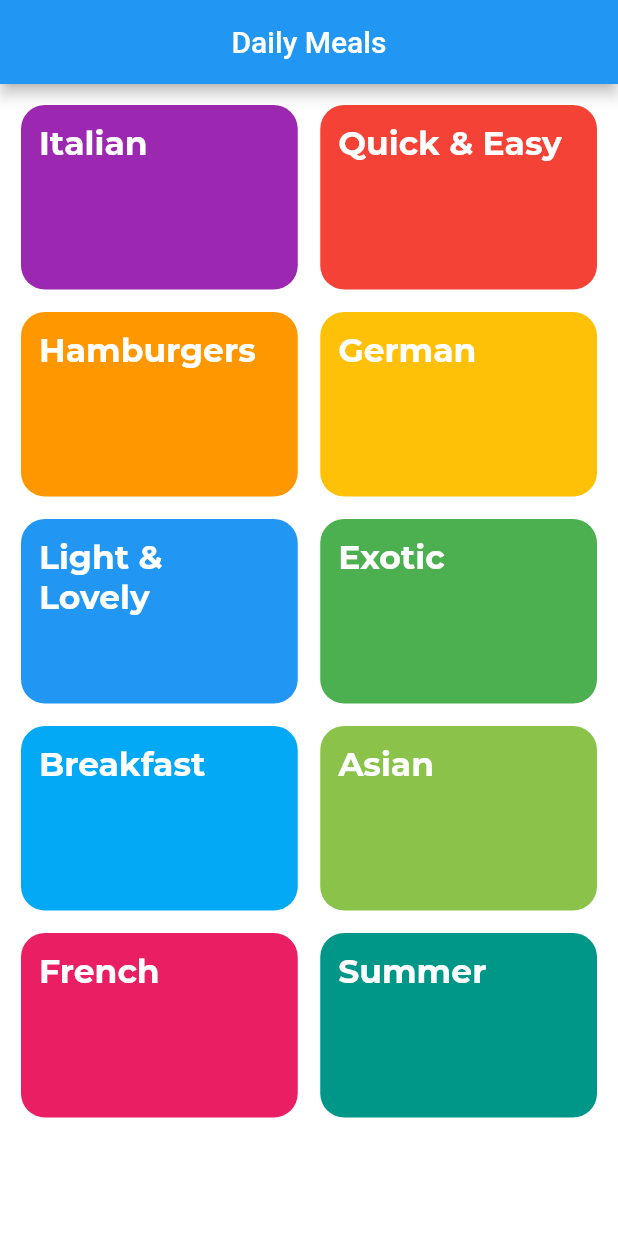
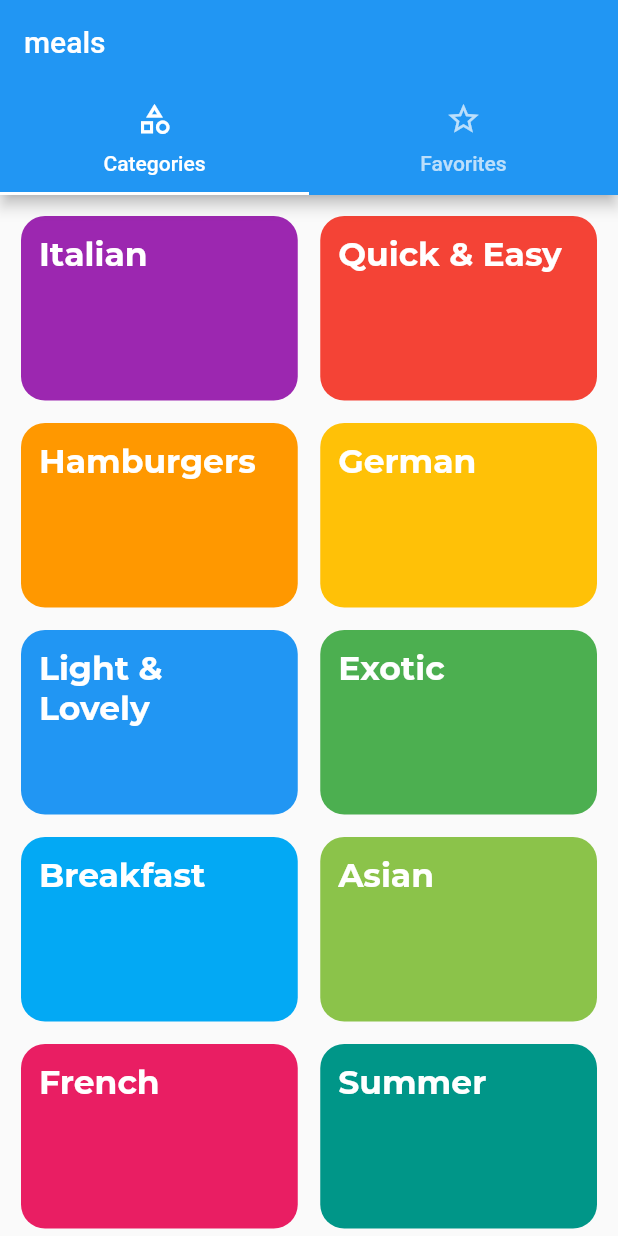
Before and after one commit to AKASHANGADII/meals_app, a Flutter app: the screen it shows after launch, on a phone screen of 412 x 824 dp. Run offline on Flutter 3.47's test engine with Material 2 defaults, Android fonts, the phone set to English and light mode, and no system bars; missing offline and left inert: dart:js.

Commit message:
Added tab bar

```diff
--- a/lib/main.dart
+++ b/lib/main.dart
@@ -2,6 +2,7 @@ import 'package:flutter/material.dart';
 import 'package:meals_app/screens/categories_screen.dart';
 import 'package:meals_app/screens/category_meals_screen.dart';
 import 'package:meals_app/screens/meal_detail_screen.dart';
+import 'package:meals_app/screens/tab_bar_screen.dart';
 
 void main(){
   runApp(MyApp());
@@ -19,8 +20,9 @@ class MyApp extends StatelessWidget {
       //     //title:TextStyle(),
       //   )
       // ),
-      home: CategoriesScreen(),
+      initialRoute: '/',
       routes: {
+        '/':(ctx)=>TabBarScreen(),
         CategoriesScreen.routeName:(ctx)=>CategoriesScreen(),
         CategoryMealsScreen.routName:(ctx)=>CategoryMealsScreen(),
         MealDetailScreen.routeName:(ctx)=>MealDetailScreen(),
--- a/lib/screens/categories_screen.dart
+++ b/lib/screens/categories_screen.dart
@@ -9,16 +9,12 @@ class CategoriesScreen extends StatelessWidget {
 
   @override
   Widget build(BuildContext context) {
-    return Scaffold(
-      backgroundColor: Colors.white70,
-      appBar: AppBar(title: Text("Daily Meals"),centerTitle: true,),
-      body: GridView(
+    return GridView(
         padding: EdgeInsets.all(14),
           children: DUMMY_CATEGORIES.map((e) => CategoryItem(colour: e.colour,title: e.title,id: e.id,)).toList(),
           gridDelegate: SliverGridDelegateWithFixedCrossAxisCount(
             childAspectRatio: 3/2,
               crossAxisCount: 2, mainAxisSpacing: 15, crossAxisSpacing: 15),
-        ),
-    );
+        );
   }
 }
--- /dev/null
+++ b/lib/screens/tab_bar_screen.dart
@@ -0,0 +1,43 @@
+import 'package:flutter/material.dart';
+import 'package:meals_app/screens/categories_screen.dart';
+
+import 'favorite_screen.dart';
+
+class TabBarScreen extends StatefulWidget {
+  const TabBarScreen({Key? key}) : super(key: key);
+
+  @override
+  State<TabBarScreen> createState() => _TabBarScreenState();
+}
+
+class _TabBarScreenState extends State<TabBarScreen> {
+  @override
+  Widget build(BuildContext context) {
+    return DefaultTabController(
+        length: 2,
+        child: Scaffold(
+          appBar: AppBar(
+            title: Text("meals"),
+            bottom: TabBar(
+              tabs: [
+                Tab(
+                  icon: Icon(Icons.category_outlined),
+                  text: "Categories",
+                ),
+                Tab(
+                  icon: Icon(Icons.star_border),
+                  text: "Favorites",
+                )
+              ],
+            ),
+          ),
+          body: TabBarView(
+            children: [
+              CategoriesScreen(),
+              FavoriteScreen(),
+            ],
+          ),
+        ),
+    );
+  }
+}
```
Also changed, not shown: lib/screens/category_meals_screen.dart (+2 -7 lines), lib/screens/favorite_screen.dart (added, +12 -0 lines), lib/screens/meal_detail_screen.dart (+2 -7 lines).
